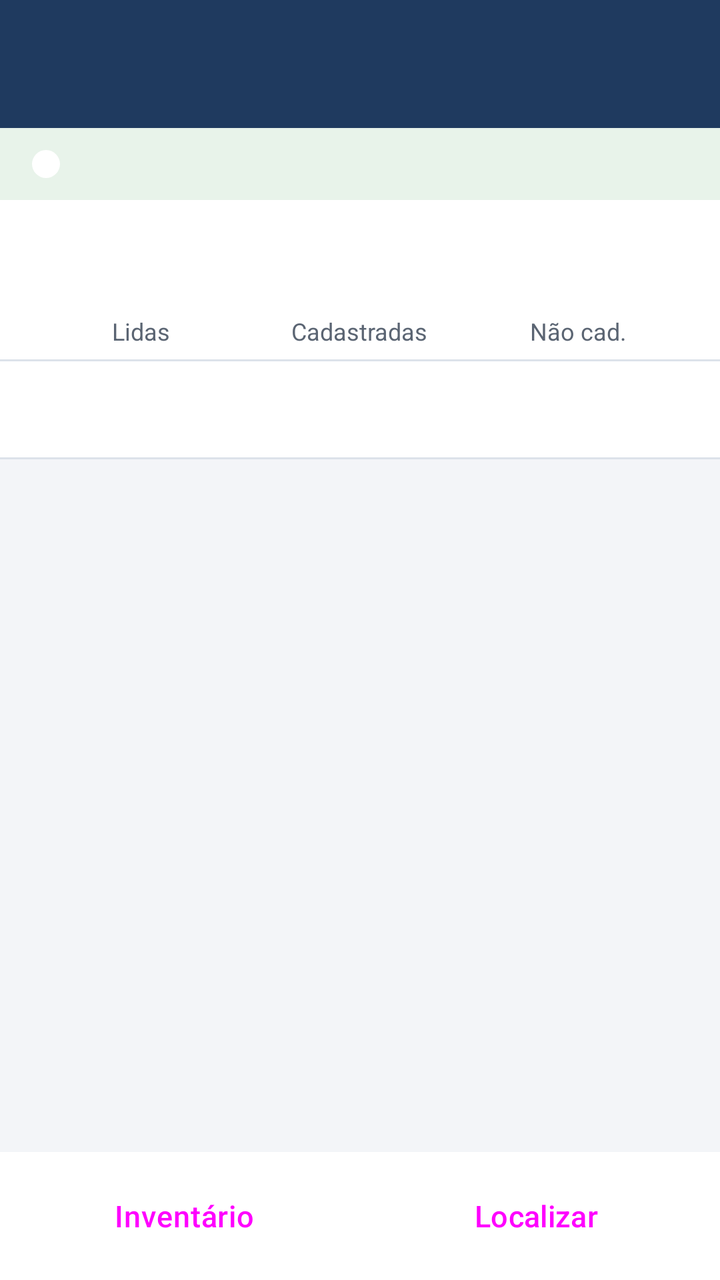
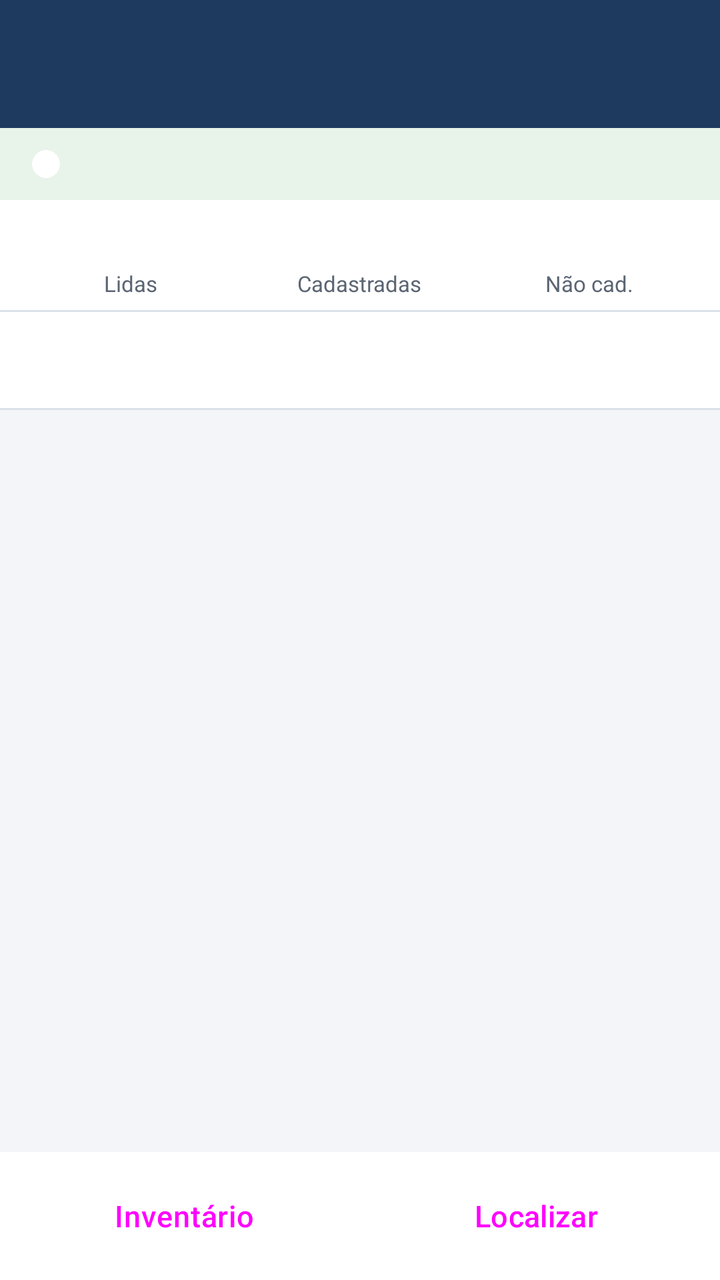

Screens rendered from an Android XML layout before and after an edit, with the pre-edit source and the edit as a unified diff.
<!-- AndroidManifest.xml: application theme Theme.RFIDAndroid -->
<!-- res/layout/activity_main.xml -->
<LinearLayout xmlns:android="http://schemas.android.com/apk/res/android"
    android:orientation="vertical"
    android:keepScreenOn="true"
    android:layout_width="match_parent"
    android:layout_height="match_parent">

    <com.google.android.material.appbar.MaterialToolbar
        android:id="@+id/toolbar"
        style="@style/Widget.RFID.Barra"
        android:layout_width="match_parent"
        android:layout_height="wrap_content"/>

    <include layout="@layout/include_estado_leitor"/>

    
    <include layout="@layout/include_aviso_recusa"/>

    
    <LinearLayout
        android:orientation="vertical"
        android:background="@color/superficie"
        android:paddingStart="16dp"
        android:paddingEnd="16dp"
        android:paddingTop="6dp"
        android:paddingBottom="6dp"
        android:layout_width="match_parent"
        android:layout_height="wrap_content">

        
        <TextView
            android:id="@+id/txtSessao"
            android:textAppearance="@style/Texto.RFID.Secundario"
            android:textSize="14sp"
            android:maxLines="1"
            android:ellipsize="end"
            android:layout_width="match_parent"
            android:layout_height="wrap_content"/>

        
        <LinearLayout
            android:id="@+id/linhaContadores"
            android:focusable="true"
            android:importantForAccessibility="yes"
            android:orientation="horizontal"
            android:baselineAligned="false"
            android:layout_marginTop="2dp"
            android:layout_width="match_parent"
            android:layout_height="wrap_content">

            <LinearLayout
                android:orientation="vertical"
                android:gravity="center_horizontal"
                android:layout_width="0dp"
                android:layout_weight="1"
                android:layout_height="wrap_content">

                <TextView
                    android:id="@+id/txtNumLidas"
                    android:textColor="@color/marinho"
                    android:textSize="26sp"
                    android:textStyle="bold"
                    android:includeFontPadding="false"
                    android:layout_width="wrap_content"
                    android:layout_height="wrap_content"/>

                <TextView
                    android:text="@string/main_contador_lidas"
                    android:textColor="@color/texto_secundario"
                    android:textSize="12sp"
                    android:layout_width="wrap_content"
                    android:layout_height="wrap_content"/>
            </LinearLayout>

            <LinearLayout
                android:orientation="vertical"
                android:gravity="center_horizontal"
                android:layout_width="0dp"
                android:layout_weight="1"
                android:layout_height="wrap_content">

                <TextView
                    android:id="@+id/txtNumCadastradas"
                    android:textColor="@color/sucesso"
                    android:textSize="26sp"
                    android:textStyle="bold"
                    android:includeFontPadding="false"
                    android:layout_width="wrap_content"
                    android:layout_height="wrap_content"/>

                <TextView
                    android:text="@string/main_contador_cadastradas"
                    android:textColor="@color/texto_secundario"
                    android:textSize="12sp"
                    android:layout_width="wrap_content"
                    android:layout_height="wrap_content"/>
            </LinearLayout>

            <LinearLayout
                android:orientation="vertical"
                android:gravity="center_horizontal"
                android:layout_width="0dp"
                android:layout_weight="1"
                android:layout_height="wrap_content">

                <TextView
                    android:id="@+id/txtNumNaoCadastradas"
                    android:textColor="@color/atencao"
                    android:textSize="26sp"
                    android:textStyle="bold"
                    android:includeFontPadding="false"
                    android:layout_width="wrap_content"
                    android:layout_height="wrap_content"/>

                <TextView
                    android:text="@string/main_contador_nao_cadastradas"
                    android:textColor="@color/texto_secundario"
                    android:textSize="12sp"
                    android:layout_width="wrap_content"
                    android:layout_height="wrap_content"/>
            </LinearLayout>
        </LinearLayout>

        
        <LinearLayout
            android:id="@+id/linhaSelos"
            android:orientation="horizontal"
            android:gravity="center_vertical"
            android:visibility="gone"
            android:layout_marginTop="4dp"
            android:layout_width="match_parent"
            android:layout_height="wrap_content">

            <TextView
                android:id="@+id/seloAguardando"
                android:background="@drawable/selo_atencao"
                android:textColor="@color/atencao"
                android:textSize="14sp"
                android:textStyle="bold"
                android:gravity="center"
                android:minHeight="32dp"
                android:paddingStart="12dp"
                android:paddingEnd="12dp"
                android:layout_marginEnd="8dp"
                android:visibility="gone"
                android:layout_width="wrap_content"
                android:layout_height="wrap_content"/>

            <TextView
                android:id="@+id/seloRecusadas"
                android:background="@drawable/selo_erro"
                android:foreground="?attr/selectableItemBackground"
                android:textColor="@color/erro"
                android:textSize="14sp"
                android:textStyle="bold"
                android:gravity="center"
                android:minHeight="44dp"
                android:paddingStart="14dp"
                android:paddingEnd="14dp"
                android:visibility="gone"
                android:layout_width="wrap_content"
                android:layout_height="wrap_content"/>
        </LinearLayout>
    </LinearLayout>

    
    <LinearLayout
        android:id="@+id/faixaSincronizacao"
        android:orientation="horizontal"
        android:gravity="center_vertical"
        android:background="@color/atencao_fundo"
        android:foreground="?attr/selectableItemBackground"
        android:paddingStart="12dp"
        android:paddingEnd="4dp"
        android:minHeight="48dp"
        android:visibility="gone"
        android:layout_width="match_parent"
        android:layout_height="wrap_content">

        <TextView
            android:id="@+id/txtSincronizacao"
            android:textColor="@color/atencao"
            android:textStyle="bold"
            android:textSize="14sp"
            android:maxLines="2"
            android:ellipsize="end"
            android:paddingTop="6dp"
            android:paddingBottom="6dp"
            android:layout_width="0dp"
            android:layout_weight="1"
            android:layout_height="wrap_content"/>

        <Button
            android:id="@+id/btnEnviarAgora"
            style="@style/Widget.RFID.Botao.Texto"
            android:text="@string/main_enviar_agora"
            android:textColor="@color/marinho"
            android:textStyle="bold"
            android:minHeight="48dp"
            android:layout_marginStart="4dp"
            android:visibility="gone"
            android:layout_width="wrap_content"
            android:layout_height="wrap_content"/>
    </LinearLayout>

    <View
        android:background="@color/borda"
        android:layout_width="match_parent"
        android:layout_height="1dp"/>

    
    <com.google.android.material.tabs.TabLayout
        android:id="@+id/tabs"
        android:layout_width="match_parent"
        android:layout_height="wrap_content"/>

    <View
        android:background="@color/borda"
        android:layout_width="match_parent"
        android:layout_height="1dp"/>

    <androidx.viewpager2.widget.ViewPager2
        android:id="@+id/pager"
        android:layout_width="match_parent"
        android:layout_height="0dp"
        android:layout_weight="1"/>

    
    <LinearLayout
        android:orientation="horizontal"
        android:background="@color/superficie"
        android:paddingStart="8dp"
        android:paddingEnd="8dp"
        android:paddingTop="4dp"
        android:paddingBottom="4dp"
        android:layout_width="match_parent"
        android:layout_height="wrap_content">

        <Button
            android:id="@+id/btnInventario"
            style="@style/Widget.RFID.Botao"
            android:text="@string/main_rodape_inventario"
            android:minHeight="56dp"
            android:layout_marginEnd="4dp"
            android:layout_width="0dp"
            android:layout_weight="1"
            android:layout_height="wrap_content"/>

        <Button
            android:id="@+id/btnLocalizar"
            style="@style/Widget.RFID.Botao.Contorno"
            android:text="@string/main_rodape_localizar"
            android:minHeight="56dp"
            android:layout_marginStart="4dp"
            android:layout_width="0dp"
            android:layout_weight="1"
            android:layout_height="wrap_content"/>
    </LinearLayout>
</LinearLayout>
<!-- res/layout/include_estado_leitor.xml (included above) -->
<?xml version="1.0" encoding="utf-8"?>
<LinearLayout xmlns:android="http://schemas.android.com/apk/res/android"
    xmlns:app="http://schemas.android.com/apk/res-auto"
    xmlns:tools="http://schemas.android.com/tools"
    tools:ignore="Overdraw"
    android:id="@+id/painelEstadoLeitor"
    android:orientation="horizontal"
    android:gravity="center_vertical"
    android:background="@color/sucesso_fundo"
    android:paddingStart="16dp"
    android:paddingEnd="8dp"
    android:minHeight="36dp"
    android:layout_width="match_parent"
    android:layout_height="wrap_content">

    
    <View
        android:id="@+id/marcaEstadoLeitor"
        android:background="@drawable/marca_estado"
        android:importantForAccessibility="no"
        android:layout_marginEnd="10dp"
        android:layout_width="14dp"
        android:layout_height="14dp"/>

    <TextView
        android:id="@+id/txtEstadoLeitor"
        android:accessibilityLiveRegion="polite"
        android:textStyle="bold"
        android:textSize="15sp"
        android:textColor="@color/sucesso"
        android:paddingTop="6dp"
        android:paddingBottom="6dp"
        android:layout_width="0dp"
        android:layout_weight="1"
        android:layout_height="wrap_content"/>

    
    <Button
        android:id="@+id/btnReconectarLeitor"
        style="@style/Widget.Material3.Button.OutlinedButton"
        android:text="@string/estado_leitor_reconectar"
        android:textColor="@color/white"
        android:textStyle="bold"
        app:strokeColor="@color/white"
        app:strokeWidth="2dp"
        app:shapeAppearance="@style/Forma.RFID.Pequena"
        android:minHeight="48dp"
        android:layout_marginStart="8dp"
        android:visibility="gone"
        android:layout_width="wrap_content"
        android:layout_height="wrap_content"/>
</LinearLayout>
<!-- res/layout/include_aviso_recusa.xml (included above) -->
<?xml version="1.0" encoding="utf-8"?>
<LinearLayout xmlns:android="http://schemas.android.com/apk/res/android"
    xmlns:tools="http://schemas.android.com/tools"
    tools:ignore="Overdraw"
    android:id="@+id/painelAvisoRecusa"
    android:orientation="horizontal"
    android:gravity="center_vertical"
    android:background="@color/erro_fundo"
    android:paddingStart="12dp"
    android:paddingEnd="4dp"
    android:paddingTop="8dp"
    android:paddingBottom="8dp"
    android:visibility="gone"
    android:layout_width="match_parent"
    android:layout_height="wrap_content">

    <TextView
        android:id="@+id/txtAvisoRecusa"
        android:textColor="@color/erro"
        android:textStyle="bold"
        android:textSize="14sp"
        android:maxLines="3"
        android:ellipsize="end"
        android:layout_width="0dp"
        android:layout_weight="1"
        android:layout_height="wrap_content"/>

    <Button
        android:id="@+id/btnCienteRecusa"
        style="@style/Widget.Material3.Button.TextButton"
        android:text="@string/aviso_recusa_ciente"
        android:textColor="@color/erro"
        android:layout_marginStart="8dp"
        android:layout_width="wrap_content"
        android:layout_height="wrap_content"/>
</LinearLayout>
<!-- resources referenced by this layout -->
<resources>
  <color name="atencao">#FF8A5200</color>
  <color name="atencao_fundo">#FFFFF4E0</color>
  <color name="borda">#FFDCE2EA</color>
  <color name="erro">#FFC62828</color>
  <color name="erro_fundo">#FFFDECEC</color>
  <color name="marinho">#FF1F3A5F</color>
  <color name="sucesso">#FF2E7D32</color>
  <color name="sucesso_fundo">#FFE8F3EA</color>
  <color name="superficie">#FFFFFFFF</color>
  <color name="texto_secundario">#FF5B6573</color>
  <color name="white">#FFFFFFFF</color>
  <!-- drawable marca_estado (drawable) -->
  <?xml version="1.0" encoding="utf-8"?>
  <shape xmlns:android="http://schemas.android.com/apk/res/android" android:shape="oval">
      <solid android:color="@color/white"/>
  </shape>
  <!-- drawable selo_atencao (drawable) -->
  <?xml version="1.0" encoding="utf-8"?>
  <shape xmlns:android="http://schemas.android.com/apk/res/android" android:shape="rectangle">
      <solid android:color="@color/atencao_fundo"/>
      <stroke android:width="1dp" android:color="@color/atencao"/>
      <corners android:radius="14dp"/>
  </shape>
  <!-- drawable selo_erro (drawable) -->
  <?xml version="1.0" encoding="utf-8"?>
  <shape xmlns:android="http://schemas.android.com/apk/res/android" android:shape="rectangle">
      <solid android:color="@color/erro_fundo"/>
      <stroke android:width="1dp" android:color="@color/erro"/>
      <corners android:radius="14dp"/>
  </shape>
  <string name="aviso_recusa_ciente">Ciente</string>
  <string name="estado_leitor_reconectar">Reconectar</string>
  <string name="main_contador_cadastradas">Cadastradas</string>
  <string name="main_contador_lidas">Lidas</string>
  <string name="main_contador_nao_cadastradas">Não cad.</string>
  <string name="main_enviar_agora">Enviar agora</string>
  <string name="main_rodape_inventario">Inventário</string>
  <string name="main_rodape_localizar">Localizar</string>
  <style name="Forma.RFID.Pequena" parent="">
          <item name="cornerFamily">rounded</item>
          <item name="cornerSize">6dp</item>
      </style>
  <style name="Texto.RFID.Secundario" parent="">
          <item name="android:textSize">15sp</item>
          <item name="android:textColor">@color/texto_secundario</item>
      </style>
  <style name="Widget.RFID.Botao" parent="Widget.Material3.Button">
          <item name="shapeAppearance">@style/Forma.RFID.Pequena</item>
          <item name="android:minHeight">52dp</item>
          <item name="android:textSize">15sp</item>
          <item name="android:letterSpacing">0.02</item>
      </style>
  <style name="Widget.RFID.Botao.Contorno" parent="Widget.Material3.Button.OutlinedButton">
          <item name="shapeAppearance">@style/Forma.RFID.Pequena</item>
          <item name="android:minHeight">52dp</item>
          <item name="android:textSize">15sp</item>
          <item name="strokeColor">@color/marinho</item>
      </style>
  <style name="Widget.RFID.Botao.Texto" parent="Widget.Material3.Button.TextButton">
          <item name="android:textColor">@color/azul</item>
      </style>
  <color name="azul">#FF2E6DA4</color>
  <color name="azul_claro">#FFE3ECF6</color>
  <color name="marinho_escuro">#FF152A45</color>
  <color name="texto">#FF1C2530</color>
  <color name="fundo">#FFF3F5F8</color>
  <style name="Widget.RFID.Campo" parent="Widget.Material3.TextInputLayout.OutlinedBox">
          <item name="shapeAppearance">@style/Forma.RFID.Pequena</item>
          <item name="boxStrokeColor">@color/marinho</item>
          <item name="hintTextColor">@color/marinho</item>
          <item name="android:layout_marginTop">12dp</item>
      </style>
  <style name="Widget.RFID.Cartao" parent="Widget.Material3.CardView.Outlined">
          <item name="cardBackgroundColor">@color/superficie</item>
          <item name="strokeColor">@color/borda</item>
          <item name="cardCornerRadius">8dp</item>
          <item name="cardElevation">0dp</item>
      </style>
  <!-- unchanged entries left out for length: 3 -->
</resources>

<!-- the commit's change to res/layout/activity_main.xml (unified diff, before → after) -->
@@ -1,4 +1,5 @@
 <LinearLayout xmlns:android="http://schemas.android.com/apk/res/android"
+    android:id="@+id/raizPrincipal"
     android:orientation="vertical"
     android:keepScreenOn="true"
     android:layout_width="match_parent"
@@ -10,197 +11,216 @@
         android:layout_width="match_parent"
         android:layout_height="wrap_content"/>
 
+    
     <include layout="@layout/include_estado_leitor"/>
 
     
-    <include layout="@layout/include_aviso_recusa"/>
-
-    
-    <LinearLayout
-        android:orientation="vertical"
-        android:background="@color/superficie"
-        android:paddingStart="16dp"
-        android:paddingEnd="16dp"
-        android:paddingTop="6dp"
-        android:paddingBottom="6dp"
+    <ScrollView
+        android:id="@+id/rolagemTopo"
+        android:fadeScrollbars="false"
         android:layout_width="match_parent"
         android:layout_height="wrap_content">
 
-        
-        <TextView
-            android:id="@+id/txtSessao"
-            android:textAppearance="@style/Texto.RFID.Secundario"
-            android:textSize="14sp"
-            android:maxLines="1"
-            android:ellipsize="end"
-            android:layout_width="match_parent"
-            android:layout_height="wrap_content"/>
-
-        
         <LinearLayout
-            android:id="@+id/linhaContadores"
-            android:focusable="true"
-            android:importantForAccessibility="yes"
-            android:orientation="horizontal"
-            android:baselineAligned="false"
-            android:layout_marginTop="2dp"
+            android:id="@+id/conteudoTopo"
+            android:orientation="vertical"
             android:layout_width="match_parent"
             android:layout_height="wrap_content">
 
+            
+            <include layout="@layout/include_aviso_recusa"/>
+
+            
+            <RelativeLayout
+                android:background="@color/superficie"
+                android:paddingStart="8dp"
+                android:paddingEnd="8dp"
+                android:paddingTop="6dp"
+                android:paddingBottom="6dp"
+                android:layout_width="match_parent"
+                android:layout_height="wrap_content">
+
+                
+                <LinearLayout
+                    android:id="@+id/linhaContadores"
+                    android:focusable="true"
+                    android:importantForAccessibility="yes"
+                    android:orientation="horizontal"
+                    android:baselineAligned="false"
+                    android:layout_alignParentStart="true"
+                    android:layout_toStartOf="@+id/colunaSelos"
+                    android:layout_alignWithParentIfMissing="true"
+                    android:layout_centerVertical="true"
+                    android:layout_width="match_parent"
+                    android:layout_height="wrap_content">
+
+                    <LinearLayout
+                        android:orientation="vertical"
+                        android:gravity="center_horizontal"
+                        android:layout_width="0dp"
+                        android:layout_weight="1"
+                        android:layout_height="wrap_content">
+
+                        <TextView
+                            android:id="@+id/txtNumLidas"
+                            android:textColor="@color/marinho"
+                            android:textSize="24sp"
+                            android:textStyle="bold"
+                            android:includeFontPadding="false"
+                            android:layout_width="wrap_content"
+                            android:layout_height="wrap_content"/>
+
+                        <TextView
+                            android:text="@string/main_contador_lidas"
+                            android:textColor="@color/texto_secundario"
+                            android:textSize="11sp"
+                            android:maxLines="1"
+                            android:ellipsize="end"
+                            android:layout_width="wrap_content"
+                            android:layout_height="wrap_content"/>
+                    </LinearLayout>
+
+                    <LinearLayout
+                        android:orientation="vertical"
+                        android:gravity="center_horizontal"
+                        android:layout_width="0dp"
+                        android:layout_weight="1"
+                        android:layout_height="wrap_content">
+
+                        <TextView
+                            android:id="@+id/txtNumCadastradas"
+                            android:textColor="@color/sucesso"
+                            android:textSize="24sp"
+                            android:textStyle="bold"
+                            android:includeFontPadding="false"
+                            android:layout_width="wrap_content"
+                            android:layout_height="wrap_content"/>
+
+                        <TextView
+                            android:text="@string/main_contador_cadastradas"
+                            android:textColor="@color/texto_secundario"
+                            android:textSize="11sp"
+                            android:maxLines="1"
+                            android:ellipsize="end"
+                            android:layout_width="wrap_content"
+                            android:layout_height="wrap_content"/>
+                    </LinearLayout>
+
+                    <LinearLayout
+                        android:orientation="vertical"
+                        android:gravity="center_horizontal"
+                        android:layout_width="0dp"
+                        android:layout_weight="1"
+                        android:layout_height="wrap_content">
+
+                        <TextView
+                            android:id="@+id/txtNumNaoCadastradas"
+                            android:textColor="@color/atencao"
+                            android:textSize="24sp"
+                            android:textStyle="bold"
+                            android:includeFontPadding="false"
+                            android:layout_width="wrap_content"
+                            android:layout_height="wrap_content"/>
+
+                        <TextView
+                            android:text="@string/main_contador_nao_cadastradas"
+                            android:textColor="@color/texto_secundario"
+                            android:textSize="11sp"
+                            android:maxLines="1"
+                            android:ellipsize="end"
+                            android:layout_width="wrap_content"
+                            android:layout_height="wrap_content"/>
+                    </LinearLayout>
+                </LinearLayout>
+
+                
+                <LinearLayout
+                    android:id="@+id/colunaSelos"
+                    android:orientation="vertical"
+                    android:gravity="end|center_vertical"
+                    android:visibility="gone"
+                    android:layout_alignParentEnd="true"
+                    android:layout_centerVertical="true"
+                    android:layout_marginStart="4dp"
+                    android:layout_width="wrap_content"
+                    android:layout_height="wrap_content">
+
+                    <TextView
+                        android:id="@+id/seloAguardando"
+                        android:background="@drawable/selo_atencao"
+                        android:textColor="@color/atencao"
+                        android:textSize="12sp"
+                        android:textStyle="bold"
+                        android:gravity="center"
+                        android:maxLines="1"
+                        android:paddingStart="8dp"
+                        android:paddingEnd="8dp"
+                        android:paddingTop="2dp"
+                        android:paddingBottom="2dp"
+                        android:visibility="gone"
+                        android:layout_width="wrap_content"
+                        android:layout_height="wrap_content"/>
+
+                    <TextView
+                        android:id="@+id/seloRecusadas"
+                        android:background="@drawable/selo_erro"
+                        android:foreground="?attr/selectableItemBackground"
+                        android:textColor="@color/erro"
+                        android:textSize="12sp"
+                        android:textStyle="bold"
+                        android:gravity="center"
+                        android:maxLines="1"
+                        android:minHeight="44dp"
+                        android:paddingStart="8dp"
+                        android:paddingEnd="8dp"
+                        android:layout_marginTop="2dp"
+                        android:visibility="gone"
+                        android:layout_width="wrap_content"
+                        android:layout_height="wrap_content"/>
+                </LinearLayout>
+            </RelativeLayout>
+
+            
             <LinearLayout
-                android:orientation="vertical"
-                android:gravity="center_horizontal"
-                android:layout_width="0dp"
-                android:layout_weight="1"
+                android:id="@+id/faixaSincronizacao"
+                android:orientation="horizontal"
+                android:gravity="center_vertical"
+                android:background="@color/atencao_fundo"
+                android:foreground="?attr/selectableItemBackground"
+                android:paddingStart="12dp"
+                android:paddingEnd="4dp"
+                android:minHeight="48dp"
+                android:visibility="gone"
+                android:layout_width="match_parent"
                 android:layout_height="wrap_content">
 
                 <TextView
-                    android:id="@+id/txtNumLidas"
+                    android:id="@+id/txtSincronizacao"
+                    android:textColor="@color/atencao"
+                    android:textStyle="bold"
+                    android:textSize="14sp"
+                    android:maxLines="3"
+                    android:ellipsize="end"
+                    android:paddingTop="6dp"
+                    android:paddingBottom="6dp"
+                    android:layout_width="0dp"
+                    android:layout_weight="1"
+                    android:layout_height="wrap_content"/>
+
+                <Button
+                    android:id="@+id/btnEnviarAgora"
+                    style="@style/Widget.RFID.Botao.Texto"
+                    android:text="@string/main_enviar_agora"
                     android:textColor="@color/marinho"
-                    android:textSize="26sp"
                     android:textStyle="bold"
-                    android:includeFontPadding="false"
-                    android:layout_width="wrap_content"
-                    android:layout_height="wrap_content"/>
-
-                <TextView
-                    android:text="@string/main_contador_lidas"
-                    android:textColor="@color/texto_secundario"
-                    android:textSize="12sp"
-                    android:layout_width="wrap_content"
-                    android:layout_height="wrap_content"/>
-            </LinearLayout>
-
-            <LinearLayout
-                android:orientation="vertical"
-                android:gravity="center_horizontal"
-                android:layout_width="0dp"
-                android:layout_weight="1"
-                android:layout_height="wrap_content">
-
-                <TextView
-                    android:id="@+id/txtNumCadastradas"
-                    android:textColor="@color/sucesso"
-                    android:textSize="26sp"
-                    android:textStyle="bold"
-                    android:includeFontPadding="false"
-                    android:layout_width="wrap_content"
-                    android:layout_height="wrap_content"/>
-
-                <TextView
-                    android:text="@string/main_contador_cadastradas"
-                    android:textColor="@color/texto_secundario"
-                    android:textSize="12sp"
-                    android:layout_width="wrap_content"
-                    android:layout_height="wrap_content"/>
-            </LinearLayout>
-
-            <LinearLayout
-                android:orientation="vertical"
-                android:gravity="center_horizontal"
-                android:layout_width="0dp"
-                android:layout_weight="1"
-                android:layout_height="wrap_content">
-
-                <TextView
-                    android:id="@+id/txtNumNaoCadastradas"
-                    android:textColor="@color/atencao"
-                    android:textSize="26sp"
-                    android:textStyle="bold"
-                    android:includeFontPadding="false"
-                    android:layout_width="wrap_content"
-                    android:layout_height="wrap_content"/>
-
-                <TextView
-                    android:text="@string/main_contador_nao_cadastradas"
-                    android:textColor="@color/texto_secundario"
-                    android:textSize="12sp"
+                    android:minHeight="48dp"
+                    android:layout_marginStart="4dp"
+                    android:visibility="gone"
                     android:layout_width="wrap_content"
                     android:layout_height="wrap_content"/>
             </LinearLayout>
         </LinearLayout>
-
-        
-        <LinearLayout
-            android:id="@+id/linhaSelos"
-            android:orientation="horizontal"
-            android:gravity="center_vertical"
-            android:visibility="gone"
-            android:layout_marginTop="4dp"
-            android:layout_width="match_parent"
-            android:layout_height="wrap_content">
-
-            <TextView
-                android:id="@+id/seloAguardando"
-                android:background="@drawable/selo_atencao"
-                android:textColor="@color/atencao"
-                android:textSize="14sp"
-                android:textStyle="bold"
-                android:gravity="center"
-                android:minHeight="32dp"
-                android:paddingStart="12dp"
-                android:paddingEnd="12dp"
-                android:layout_marginEnd="8dp"
-                android:visibility="gone"
-                android:layout_width="wrap_content"
-                android:layout_height="wrap_content"/>
-
-            <TextView
-                android:id="@+id/seloRecusadas"
-                android:background="@drawable/selo_erro"
-                android:foreground="?attr/selectableItemBackground"
-                android:textColor="@color/erro"
-                android:textSize="14sp"
-                android:textStyle="bold"
-                android:gravity="center"
-                android:minHeight="44dp"
-                android:paddingStart="14dp"
-                android:paddingEnd="14dp"
-                android:visibility="gone"
-                android:layout_width="wrap_content"
-                android:layout_height="wrap_content"/>
-        </LinearLayout>
-    </LinearLayout>
-
-    
-    <LinearLayout
-        android:id="@+id/faixaSincronizacao"
-        android:orientation="horizontal"
-        android:gravity="center_vertical"
-        android:background="@color/atencao_fundo"
-        android:foreground="?attr/selectableItemBackground"
-        android:paddingStart="12dp"
-        android:paddingEnd="4dp"
-        android:minHeight="48dp"
-        android:visibility="gone"
-        android:layout_width="match_parent"
-        android:layout_height="wrap_content">
-
-        <TextView
-            android:id="@+id/txtSincronizacao"
-            android:textColor="@color/atencao"
-            android:textStyle="bold"
-            android:textSize="14sp"
-            android:maxLines="2"
-            android:ellipsize="end"
-            android:paddingTop="6dp"
-            android:paddingBottom="6dp"
-            android:layout_width="0dp"
-            android:layout_weight="1"
-            android:layout_height="wrap_content"/>
-
-        <Button
-            android:id="@+id/btnEnviarAgora"
-            style="@style/Widget.RFID.Botao.Texto"
-            android:text="@string/main_enviar_agora"
-            android:textColor="@color/marinho"
-            android:textStyle="bold"
-            android:minHeight="48dp"
-            android:layout_marginStart="4dp"
-            android:visibility="gone"
-            android:layout_width="wrap_content"
-            android:layout_height="wrap_content"/>
-    </LinearLayout>
+    </ScrollView>
 
     <View
         android:background="@color/borda"
@@ -218,8 +238,10 @@
         android:layout_width="match_parent"
         android:layout_height="1dp"/>
 
+    
     <androidx.viewpager2.widget.ViewPager2
         android:id="@+id/pager"
+        android:minHeight="120dp"
         android:layout_width="match_parent"
         android:layout_height="0dp"
         android:layout_weight="1"/>
<!-- resource entries referenced after the edit -->
@@ -42,10 +42,6 @@
           <item name="cornerFamily">rounded</item>
           <item name="cornerSize">6dp</item>
       </style>
-  <style name="Texto.RFID.Secundario" parent="">
-          <item name="android:textSize">15sp</item>
-          <item name="android:textColor">@color/texto_secundario</item>
-      </style>
   <style name="Widget.RFID.Botao" parent="Widget.Material3.Button">
           <item name="shapeAppearance">@style/Forma.RFID.Pequena</item>
           <item name="android:minHeight">52dp</item>
